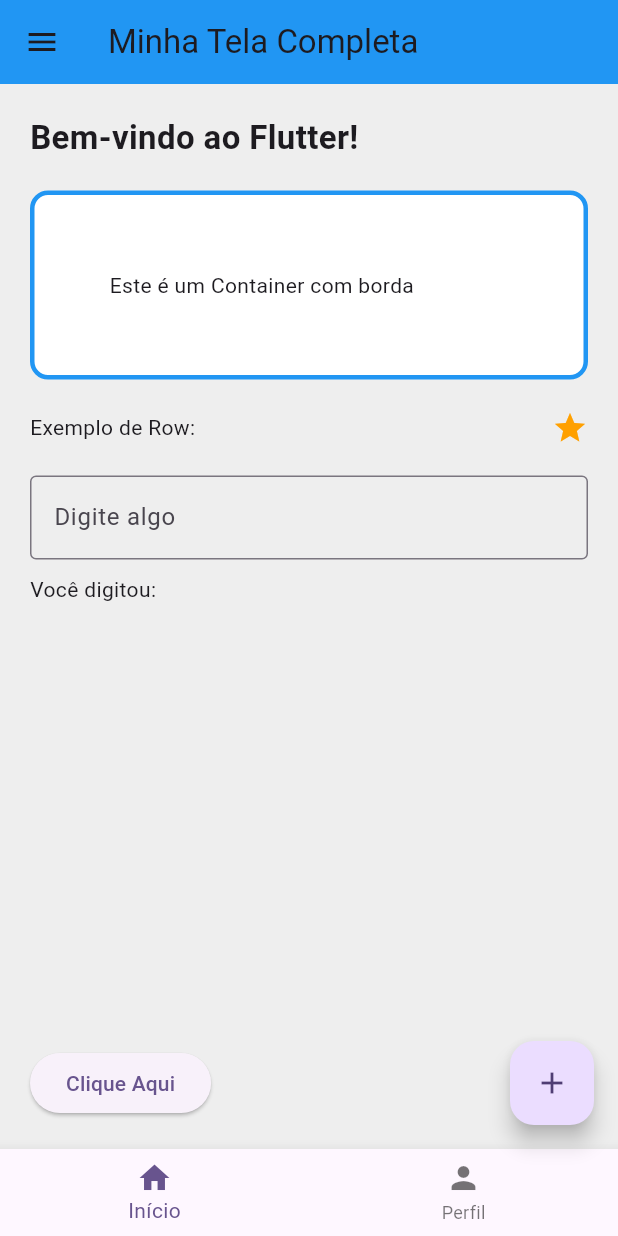
After one commit to Vinicius-Oliveira-R/desafio_de_Consolidacao, a Flutter app: the TelaCompleta screen opened directly, on a phone screen of 412 x 824 dp. The commit adds this screen. Run offline on Flutter 3.47's test engine with Material 3 defaults, Android fonts, the phone set to English and light mode, and no system bars.

Commit message:
Foi realizado a questão 6 sobre interação em widgets e a questão 5 sobre alterar a propriedade de um widget. Ademais foi criado um exemplo com AI para ter apenas uma referencia

```diff
--- /dev/null
+++ b/lib/simulado_widgets/questoes/ExemploAI.dart
@@ -0,0 +1,167 @@
+import 'package:flutter/material.dart';
+
+void main() => runApp(const MyApp());
+
+class MyApp extends StatelessWidget {
+  const MyApp({super.key});
+
+  @override
+  Widget build(BuildContext context) {
+    return MaterialApp(
+      debugShowCheckedModeBanner: false,
+      title: "Exemplo Completo Flutter",
+      home: const TelaCompleta(),
+    );
+  }
+}
+
+class TelaCompleta extends StatefulWidget {
+  const TelaCompleta({super.key});
+
+  @override
+  State<TelaCompleta> createState() => _TelaCompletaState();
+}
+
+class _TelaCompletaState extends State<TelaCompleta> {
+  String textoDigitado = "";
+
+  int indiceMenu = 0;
+
+  @override
+  Widget build(BuildContext context) {
+    return Scaffold(
+      backgroundColor: Colors.grey.shade200,
+
+      // -----------------------------
+      // APPBAR
+      // -----------------------------
+      appBar: AppBar(
+        title: const Text("Minha Tela Completa"),
+        backgroundColor: Colors.blue,
+      ),
+
+      // -----------------------------
+      // MENU LATERAL (DRAWER)
+      // -----------------------------
+      drawer: Drawer(
+        child: ListView(
+          children: const [
+            DrawerHeader(
+              decoration: BoxDecoration(color: Colors.blue),
+              child: Text("Menu Lateral", style: TextStyle(color: Colors.white)),
+            ),
+            ListTile(title: Text("Item 1")),
+            ListTile(title: Text("Item 2")),
+          ],
+        ),
+      ),
+
+      // -----------------------------
+      // BODY
+      // -----------------------------
+      body: Padding(
+        padding: const EdgeInsets.all(20),
+        child: Column(
+          crossAxisAlignment: CrossAxisAlignment.start,
+          children: [
+            // TEXTO
+            const Text(
+              "Bem-vindo ao Flutter!",
+              style: TextStyle(fontSize: 22, fontWeight: FontWeight.bold),
+            ),
+
+            const SizedBox(height: 20),
+
+            // CONTAINER DECORADO
+            Container(
+              width: double.infinity,
+              padding: const EdgeInsets.all(50),
+              decoration: BoxDecoration(
+                color: Colors.white,
+                border: Border.all(color: Colors.blue, width: 3),
+                borderRadius: BorderRadius.circular(12),
+              ),
+              child: const Text("Este é um Container com borda"),
+            ),
+
+            const SizedBox(height: 20),
+
+            // ROW
+            Row(
+              mainAxisAlignment: MainAxisAlignment.spaceBetween,
+              children: [
+                const Text("Exemplo de Row:"),
+                Icon(Icons.star, color: Colors.amber.shade700),
+              ],
+            ),
+
+            const SizedBox(height: 20),
+
+            // TEXTFIELD
+            TextField(
+              onChanged: (valor) {
+                setState(() {
+                  textoDigitado = valor;
+                });
+              },
+              decoration: const InputDecoration(
+                labelText: "Digite algo",
+                border: OutlineInputBorder(),
+              ),
+            ),
+
+            const SizedBox(height: 10),
+
+            Text("Você digitou: $textoDigitado"),
+
+            const Spacer(),
+
+            // BOTÃO
+            ElevatedButton(
+              onPressed: () {
+                ScaffoldMessenger.of(context).showSnackBar(
+                  const SnackBar(content: Text("Botão clicado!")),
+                );
+              },
+              child: const Text("Clique Aqui"),
+            ),
+          ],
+        ),
+      ),
+
+      // -----------------------------
+      // FLOATING ACTION BUTTON
+      // -----------------------------
+      floatingActionButton: FloatingActionButton(
+        onPressed: () {
+          setState(() {
+            textoDigitado = "FAB pressionado";
+          });
+        },
+        child: const Icon(Icons.add),
+      ),
+
+      // -----------------------------
+      // BOTTOM NAVIGATION BAR
+      // -----------------------------
+      bottomNavigationBar: BottomNavigationBar(
+        currentIndex: indiceMenu,
+        onTap: (index) {
+          setState(() {
+            indiceMenu = index;
+          });
+        },
+        items: const [
+          BottomNavigationBarItem(
+            icon: Icon(Icons.home),
+            label: "Início",
+          ),
+          BottomNavigationBarItem(
+            icon: Icon(Icons.person),
+            label: "Perfil",
+          ),
+        ],
+      ),
+    );
+  }
+}
--- /dev/null
+++ b/lib/simulado_widgets/questoes/questao006.dart
@@ -0,0 +1,75 @@
+// Interação e Eventos
+// O widget "X" pode disparar eventos de interação (ex: toque, clique, digitação)?
+// Descreva o comportamento e dem onstre como capturar ou reagir ao evento.
+// Sim, o widget pode disparar eventos como ao pressionar botão ele pode emitir uma mensagem de "Voce precionou um botão" ou ao digitar um text podemos disparar uma mensagem de "Você preencheu este campo"
+
+import 'package:flutter/material.dart';
+
+void main() => runApp(MyApp());
+
+class MyApp extends StatefulWidget {
+  const MyApp({super.key});
+
+  @override
+  State<MyApp> createState() => _MyAppState();
+}
+
+class _MyAppState extends State<MyApp> {
+  String mensagem = "";
+  String digite = "";
+
+  @override
+  Widget build(BuildContext context) {
+    return MaterialApp(
+      home: Scaffold(
+        body: Center(
+          child: Column(
+            mainAxisAlignment: MainAxisAlignment.center,
+            children: [
+              ElevatedButton(
+                onPressed: () {
+                  setState(() {
+                    mensagem = "Apertou o botão!";
+                  });
+                },
+                child: const Text("Aperte"),
+              ),
+              const SizedBox(height: 20),
+
+              SizedBox(
+                width: 250,
+                child: TextField(
+                  onChanged: (valor) {
+                    setState(() {
+                      digite = valor;
+                    });
+                  },
+                  decoration: const InputDecoration(
+                    labelText: "Digite algo",
+
+                  ),
+                ),
+              ),
+              const SizedBox(height: 20),
+              Text(
+                "Mensagem: $mensagem",
+                style: const TextStyle(
+                  fontSize: 20,
+                  color: Colors.green,
+                ),
+              ),
+              const SizedBox(height: 20),
+              Text(
+                  "Voce digitou: $digite",
+                  style: const TextStyle(
+                    fontSize: 30,
+                    color: Colors.grey,
+                  ),
+              ),
+            ],
+          ),
+        ),
+      ),
+    );
+  }
+}
```
Also changed, not shown: lib/simulado_widgets/questoes/questao005.dart (+9 -4 lines).
